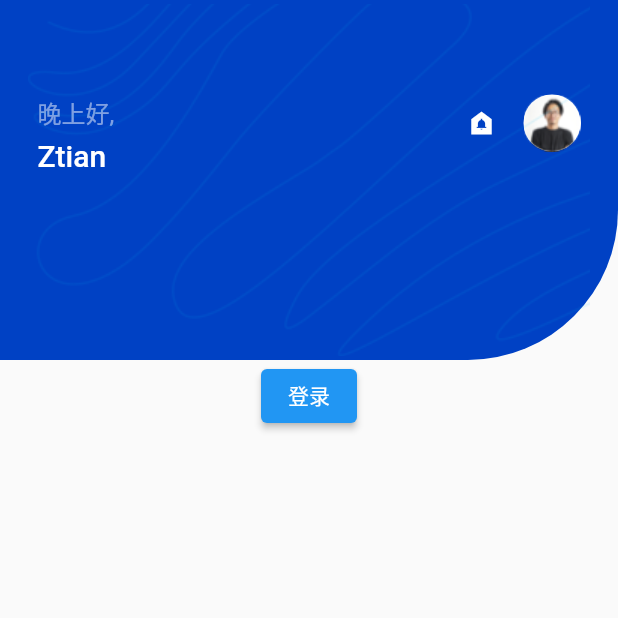
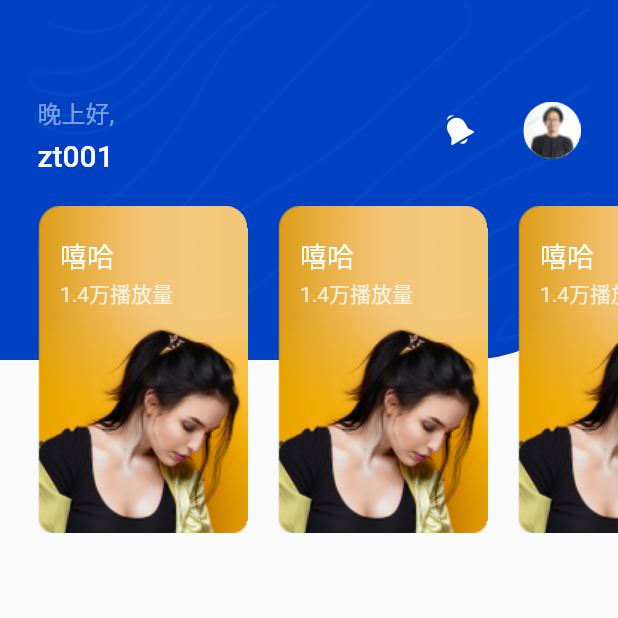
Before and after one commit to biubiiubiu/ztian-music-app, a Flutter app: the screen it shows after launch, on a phone screen of 412 x 824 dp, the top half of it. Run offline on Flutter 3.47's test engine with Material 2 defaults, Android fonts, the phone set to English and light mode, and no system bars; our stand-ins replace flutter_svg.

Commit message:
feat:category_banner 和category_card 组件

```diff
--- a/lib/main.dart
+++ b/lib/main.dart
@@ -1,6 +1,6 @@
 import 'package:flutter/material.dart';
-import 'package:ztian_music_app/pages/home.dart';
-import 'package:ztian_music_app/pages/login.dart';
+import 'package:ztian_music_app/pages/home/home_page.dart';
+import 'package:ztian_music_app/pages/login/login_page.dart';
 
 void main() {
   runApp(const ZtianMusic());
@@ -29,8 +29,8 @@ class ZtianMusic extends StatelessWidget {
       ),
       initialRoute: '/',
       routes: {
-        '/': (context) => const Home(),
-        '/login': (context) => const Login()
+        '/': (context) => const HomePage(),
+        '/login': (context) => const LoginPage()
       },
     );
   }
--- a/lib/pages/home.dart
+++ /dev/null
@@ -1,21 +0,0 @@
-import 'package:flutter/material.dart';
-import 'package:ztian_music_app/widget/header.dart';
-
-
-class Home extends StatelessWidget {
-  const Home({Key? key}) : super(key: key);
-
-  @override
-  Widget build(BuildContext context) {
-    return Scaffold(
-        body: Column(
-          children: <Widget>[
-            Header(),
-            ElevatedButton(onPressed: () {
-              Navigator.pushNamed(context, '/login');
-            }, child: Text("登录"),)
-          ],
-        )
-    );
-  }
-}
--- /dev/null
+++ b/lib/pages/home/category_banner.dart
@@ -0,0 +1,33 @@
+import 'package:flutter/material.dart';
+import 'category_card.dart';
+
+class CategoryBanner extends StatelessWidget {
+  const CategoryBanner({Key? key}) : super(key: key);
+
+  @override
+  Widget build(BuildContext context) {
+    return SingleChildScrollView(
+      scrollDirection: Axis.horizontal,
+      padding: const EdgeInsets.only(left: 25),
+      child: Row(
+        children: <Widget>[
+          CategoryCard(
+              title: '嘻哈',
+              description: '1.4万播放量',
+              image: 'assets/images/banner.png',
+              onPress: () {}),
+          CategoryCard(
+              title: '嘻哈',
+              description: '1.4万播放量',
+              image: 'assets/images/banner.png',
+              onPress: () {}),
+          CategoryCard(
+              title: '嘻哈',
+              description: '1.4万播放量',
+              image: 'assets/images/banner.png',
+              onPress: () {})
+        ],
+      ),
+    );
+  }
+}
--- /dev/null
+++ b/lib/pages/home/category_card.dart
@@ -0,0 +1,58 @@
+import 'package:flutter/material.dart';
+
+class CategoryCard extends StatelessWidget {
+  const CategoryCard(
+      {Key? key,
+      required this.title,
+      required this.description,
+      required this.image,
+      required this.onPress})
+      : super(key: key);
+  final String title, description, image;
+  final VoidCallback onPress;
+
+  @override
+  Widget build(BuildContext context) {
+    return Container(
+      width: 140,
+      height: 220,
+      clipBehavior: Clip.hardEdge,
+      decoration: const BoxDecoration(
+          borderRadius: BorderRadius.only(
+              topLeft: Radius.circular(15),
+              topRight: Radius.circular(15),
+              bottomLeft: Radius.circular(10),
+              bottomRight: Radius.circular(10))),
+      margin: const EdgeInsets.only(right: 20),
+      child: GestureDetector(
+        onTap: onPress,
+        child: Stack(
+          children: <Widget>[
+            Image.asset(image),
+            Positioned(
+              left: 15,
+              top: 20,
+              child: Column(
+                crossAxisAlignment: CrossAxisAlignment.start,
+                children: <Widget>[
+                  Text(
+                    title,
+                    style: const TextStyle(
+                        color: Colors.white, fontSize: 18, height: 1.5),
+                  ),
+                  Text(
+                    description,
+                    style: TextStyle(
+                        color: Colors.white.withOpacity(0.8),
+                        fontSize: 14,
+                        height: 1.5),
+                  )
+                ],
+              ),
+            )
+          ],
+        ),
+      ),
+    );
+  }
+}
--- /dev/null
+++ b/lib/pages/home/header.dart
@@ -0,0 +1,27 @@
+import 'package:flutter/material.dart';
+import 'package:ztian_music_app/pages/home/category_banner.dart';
+import 'package:ztian_music_app/pages/home/notification_area.dart';
+
+class Header extends StatelessWidget {
+  const Header({Key? key}) : super(key: key);
+
+  @override
+  Widget build(BuildContext context) {
+    Size screenSize = MediaQuery.of(context).size;
+    return SizedBox(
+      width: screenSize.width,
+      height: 357,
+      child: Stack(children: <Widget>[
+        NotificationArea(screenSize: screenSize),
+        Column(
+          children: const <Widget>[
+            SizedBox(
+              height: 137,
+            ),
+            CategoryBanner()
+          ],
+        )
+      ]),
+    );
+  }
+}
--- /dev/null
+++ b/lib/pages/home/home_page.dart
@@ -0,0 +1,14 @@
+import 'package:flutter/material.dart';
+import 'package:ztian_music_app/pages/home/header.dart';
+
+class HomePage extends StatelessWidget {
+  const HomePage({Key? key}) : super(key: key);
+
+  @override
+  Widget build(BuildContext context) {
+    return Scaffold(
+        body: Column(
+      children: const <Widget>[Header()],
+    ));
+  }
+}
--- a/lib/widget/header.dart
+++ b/lib/pages/home/notification_area.dart
@@ -1,14 +1,18 @@
 import 'package:flutter/material.dart';
+import 'package:flutter_svg/flutter_svg.dart';
 
-import '../theme.dart';
+import '../../../theme.dart';
 
-class Header extends StatelessWidget {
-  const Header({Key? key}) : super(key: key);
+class NotificationArea extends StatelessWidget {
+  const NotificationArea({
+    Key? key,
+    required this.screenSize,
+  }) : super(key: key);
 
+  final Size screenSize;
 
   @override
   Widget build(BuildContext context) {
-    Size screenSize = MediaQuery.of(context).size;
     return Stack(
       children: <Widget>[
         Container(
@@ -18,7 +22,7 @@ class Header extends StatelessWidget {
             decoration: const BoxDecoration(
                 color: primary,
                 borderRadius:
-                BorderRadius.only(bottomRight: Radius.circular(100))),
+                    BorderRadius.only(bottomRight: Radius.circular(100))),
             child: Container(
                 padding: const EdgeInsets.only(
                     top: 19, bottom: 19, right: 25, left: 25),
@@ -39,35 +43,40 @@ class Header extends StatelessWidget {
                                 fontSize: 16,
                               ),
                             ),
-                            const SizedBox(height: 5,),
-                            const Text("Ztian", style: TextStyle(
-                                fontSize: 20,
-                                color: Colors.white,
-                                fontWeight: FontWeight.w500
-                            ),)
+                            const SizedBox(
+                              height: 5,
+                            ),
+                            const Text(
+                              "zt001",
+                              style: TextStyle(
+                                  fontSize: 20,
+                                  color: Colors.white,
+                                  fontWeight: FontWeight.w500),
+                            )
                           ],
                         ),
                         const Spacer(),
                         Row(
                           crossAxisAlignment: CrossAxisAlignment.center,
                           children: <Widget>[
-                            const Icon(
-                              Icons.doorbell_sharp,
-                              color: Colors.white,
-                              size: 20.0,
+                            IconButton(
+                                onPressed: () {},
+                                icon:
+                                    SvgPicture.asset('assets/icons/bell.svg')),
+                            const SizedBox(
+                              width: 18,
                             ),
-                            const SizedBox(width: 18,),
                             Container(
                               width: 38,
                               height: 38,
                               decoration: BoxDecoration(
                                   color: Colors.white,
-                                  borderRadius: BorderRadius.circular(19)
-                              ),
+                                  borderRadius: BorderRadius.circular(19)),
                               child: const Image(
                                   width: 38,
                                   height: 38,
-                                  image: AssetImage('lib/assets/images/avatar.png')),
+                                  image: AssetImage(
+                                      'assets/images/avatar.png')),
                             )
                           ],
                         )
@@ -79,7 +88,7 @@ class Header extends StatelessWidget {
             child: Image(
                 width: screenSize.width,
                 height: 240,
-                image: const AssetImage('lib/assets/images/bg.png')))
+                image: const AssetImage('assets/images/bg.png')))
       ],
     );
   }
--- a/lib/widget/login_form.dart
+++ b/lib/pages/login/login_form.dart
@@ -24,14 +24,14 @@ class _loginFormState extends State<LoginForm> {
             "登录",
             style: TextStyle(
               fontSize: 24,
-              color: Color(0xFF3970A7),
+              color: Color(0xFF002251),
               letterSpacing: 0,
               fontWeight: FontWeight.w500
             ),
           ),
-          const SizedBox(height: 8),
+          const SizedBox(height: 7),
           const Text(
-              "欢迎来到ZtianMusic！",
+              "欢迎来到猿力音乐",
             style: TextStyle(
               fontSize: 14,
               color: Color(0xFF7A869A),
@@ -80,7 +80,8 @@ class _loginFormState extends State<LoginForm> {
             widthFactor: 1,
             child: ElevatedButton(
               onPressed: () {
-                Navigator.pushNamed(context, '/');},
+                Navigator.pushNamed(context, '/');
+              },
               child: const Text("登录"),
             ),
           ),
@@ -94,7 +95,8 @@ class _loginFormState extends State<LoginForm> {
                 letterSpacing: 0,
                 fontWeight: FontWeight.w400
               ),),
-              Text("立即注册", style: TextStyle(
+              Text("立即注册",
+                style: TextStyle(
                   color: primary,
                   fontSize: 14,
                   letterSpacing: 0,
--- a/lib/pages/login.dart
+++ b/lib/pages/login/login_page.dart
@@ -1,15 +1,15 @@
 import 'package:flutter/material.dart';
+import 'package:ztian_music_app/pages/login/login_form.dart';
 import 'package:ztian_music_app/theme.dart';
-import 'package:ztian_music_app/widget/login_form.dart';
 
-class Login extends StatefulWidget {
-  const Login({Key? key}) : super(key: key);
+class LoginPage extends StatefulWidget {
+  const LoginPage({Key? key}) : super(key: key);
 
   @override
-  State createState() => _LoginState();
+  State createState() => _LoginPageState();
 }
 
-class _LoginState extends State<Login> with TickerProviderStateMixin {
+class _LoginPageState extends State<LoginPage> with TickerProviderStateMixin {
   late TabController _tabController;
 
   @override
@@ -30,37 +30,28 @@ class _LoginState extends State<Login> with TickerProviderStateMixin {
           decoration: const BoxDecoration(
               color: Colors.white,
               borderRadius: BorderRadius.only(
-                  topLeft: Radius.circular(15),
-                  topRight: Radius.circular(15)
-              )
-          ),
+                  topLeft: Radius.circular(15), topRight: Radius.circular(15))),
           child: Column(
             children: <Widget>[
               TabBar(
                   controller: _tabController,
-                  tabs: const <Widget>[
-                    Tab(text: "登录"),
-                    Tab(text: "注册")
-                  ]
-              ),
+                  tabs: const <Widget>[Tab(text: "登录"), Tab(text: "注册")]),
               Flexible(
                 flex: 1,
-                child:
-                TabBarView(
+                child: TabBarView(
                   controller: _tabController,
-                  children: const <Widget> [
+                  children: const <Widget>[
                     LoginForm(),
-                    Center(child: Text("注册"),)
+                    Center(
+                      child: Text("注册"),
+                    )
                   ],
                 ),
               )
-
             ],
           ),
         ),
       ),
     );
   }
-
-
 }
--- a/pubspec.yaml
+++ b/pubspec.yaml
@@ -35,6 +35,7 @@ dependencies:
   # Use with the CupertinoIcons class for iOS style icons.
   cupertino_icons: ^1.0.2
   http: ^0.13.4
+  flutter_svg: ^1.0.1
 
 dev_dependencies:
   flutter_test:
@@ -58,8 +59,8 @@ flutter:
   # the material Icons class.
   uses-material-design: true
   assets:
-    - lib/assets/images/bg.png
-    - lib/assets/images/avatar.png
+    - assets/images/
+    - assets/icons/
 
   # An image asset can refer to one or more resolution-specific "variants", see
   # https://flutter.dev/assets-and-images/#resolution-aware.
```
Also changed, not shown: assets/icons/bell.svg (added), assets/images/avatar.png (renamed from lib/assets/images/avatar.png), assets/images/banner.png (added), assets/images/banner@2x.png (added), assets/images/bg.png (renamed from lib/assets/images/bg.png), pubspec.lock.
